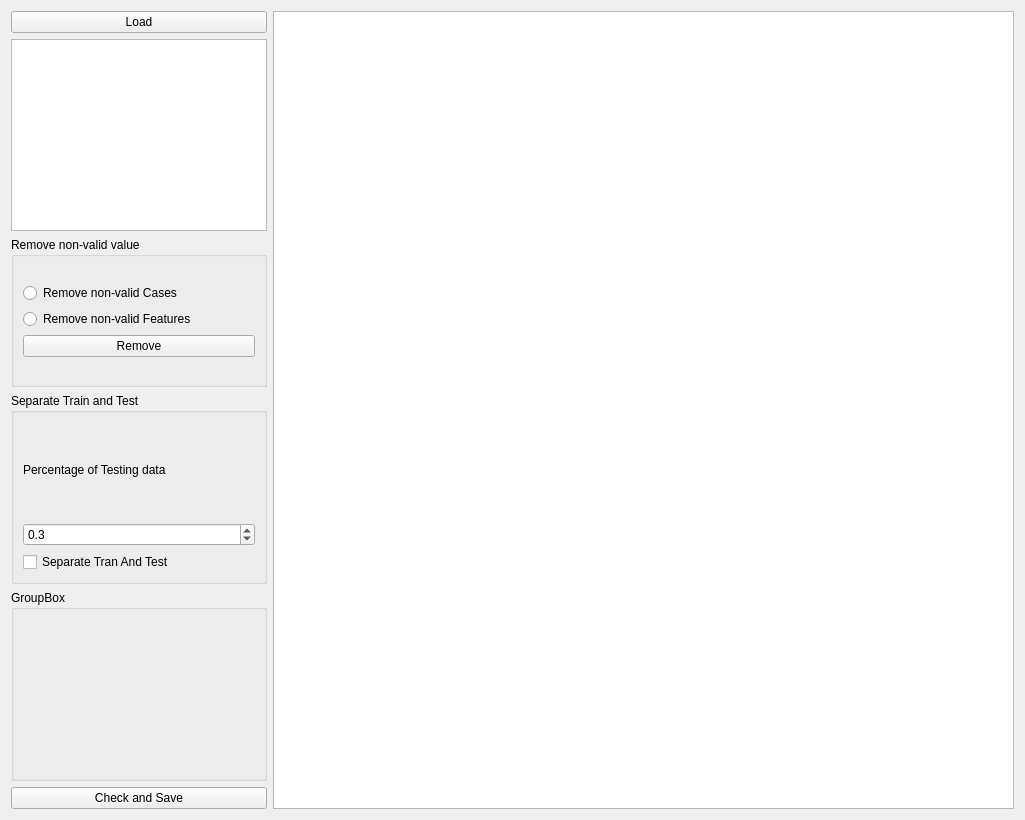
salan668/FAE, file GUI/Prepare.ui: the form before one commit.
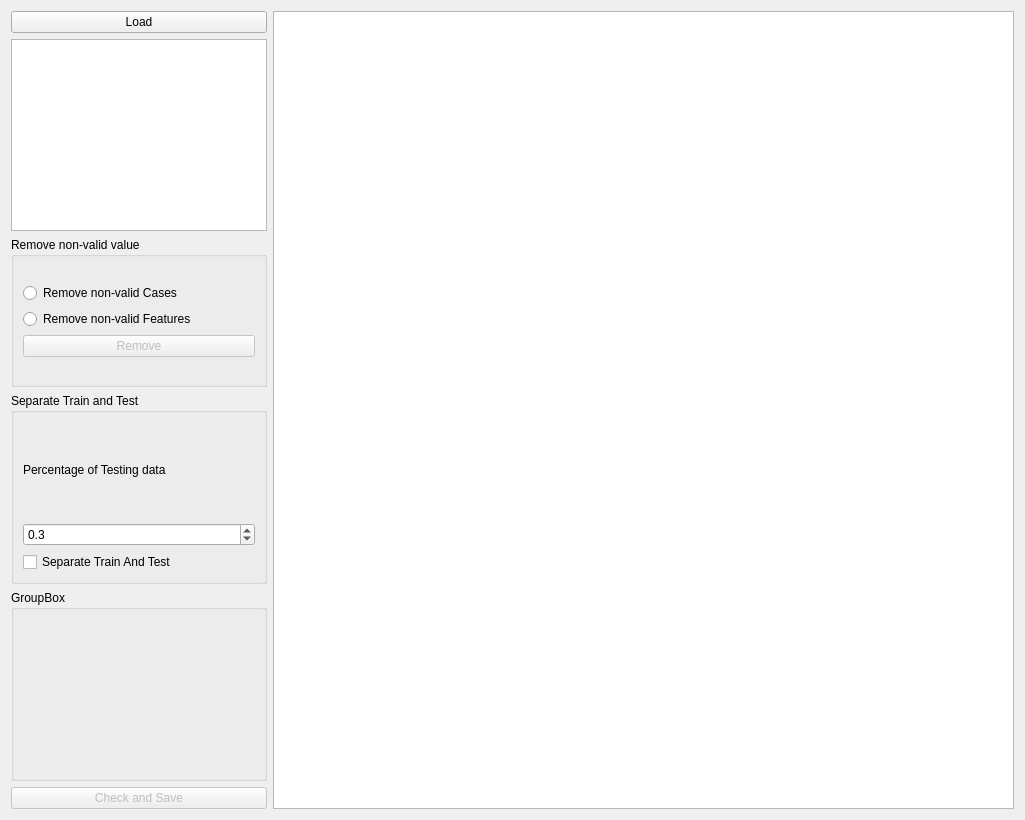
The form after the commit.

Commit message: prepare-"train"type wrong repair the PCA  bug repair the bug about loading wrong folder of  visualization add "Only For Research" add "clear" button ,can clear data in visualization modify the HasNonValidNumber  function to boost speed

The edit to the form file:
```diff
--- a/GUI/Prepare.ui
+++ b/GUI/Prepare.ui
@@ -98,6 +98,9 @@
             </item>
             <item>
              <widget class="QPushButton" name="buttonRemove">
+              <property name="enabled">
+               <bool>false</bool>
+              </property>
               <property name="text">
                <string>Remove</string>
               </property>
@@ -142,7 +145,7 @@
             <item>
              <widget class="QCheckBox" name="checkSeparate">
               <property name="text">
-               <string>Separate Tran And Test</string>
+               <string>Separate Train And Test</string>
               </property>
               <property name="tristate">
                <bool>false</bool>
@@ -163,6 +166,9 @@
        </item>
        <item>
         <widget class="QPushButton" name="buttonSave">
+         <property name="enabled">
+          <bool>false</bool>
+         </property>
          <property name="text">
           <string>Check and Save</string>
          </property>
```
The commit also changes 11 other files.
